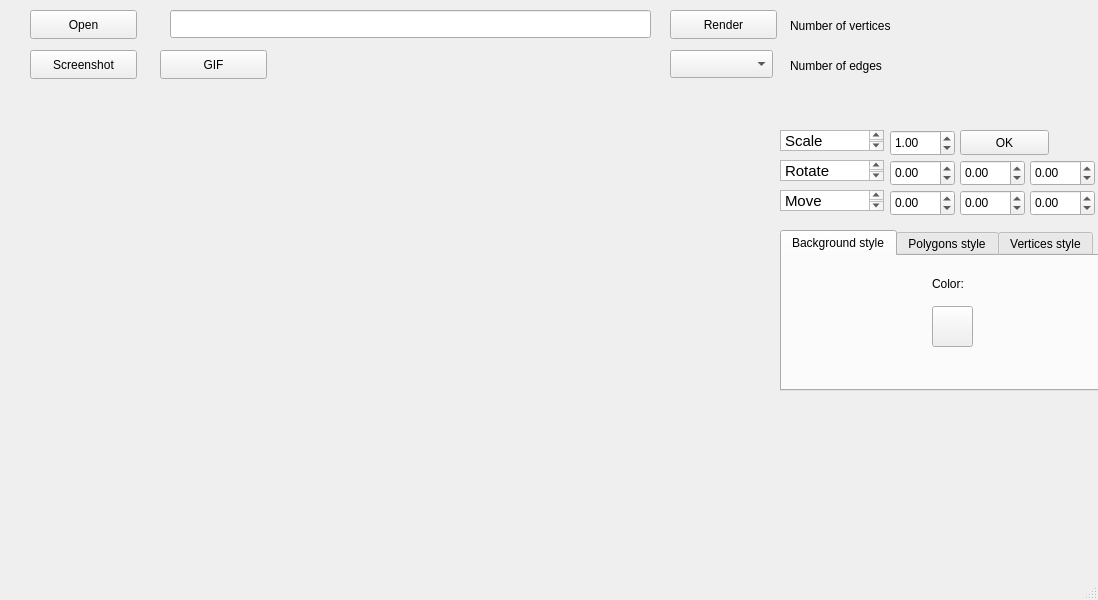
Above: src/mainwindow.ui from AlexeyGordiychenko/scp_3DViewer_v1 before the change. Below: the same form after it.
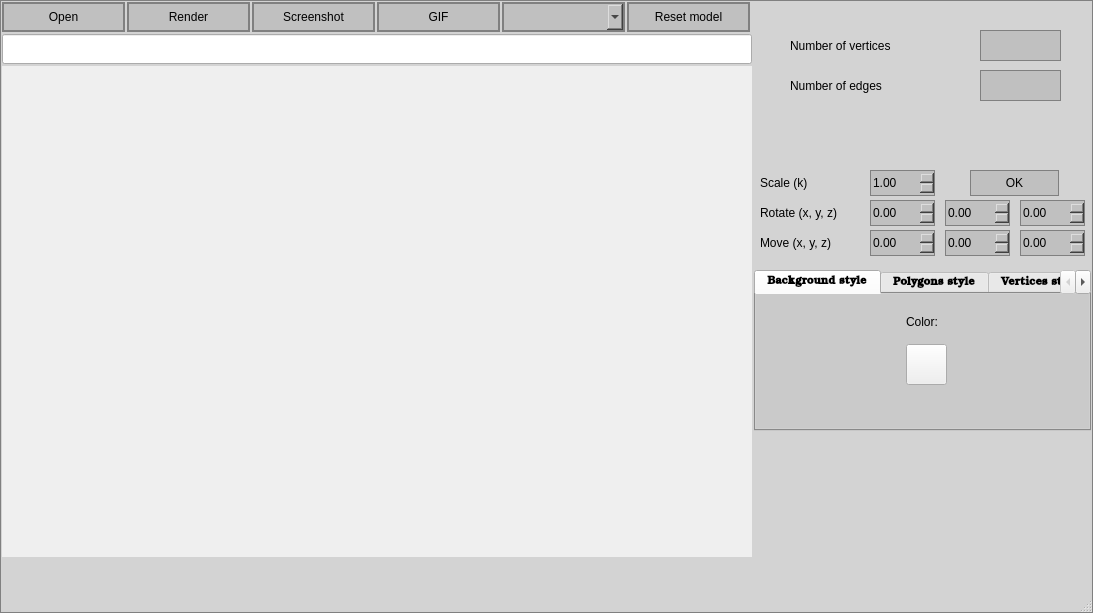
That is the form after the change. The open tabs and pages were chosen to show the change. Custom widgets are drawn as their Qt base class.

Diff of the .ui file:
```diff
--- a/src/mainwindow.ui
+++ b/src/mainwindow.ui
@@ -6,46 +6,90 @@
    <rect>
     <x>0</x>
     <y>0</y>
-    <width>1098</width>
-    <height>600</height>
+    <width>1093</width>
+    <height>613</height>
    </rect>
   </property>
+  <property name="font">
+   <font>
+    <family>Ubuntu</family>
+    <italic>false</italic>
+    <bold>false</bold>
+   </font>
+  </property>
   <property name="windowTitle">
-   <string>MainWindow</string>
+   <string>3D_Viewer</string>
+  </property>
+  <property name="styleSheet">
+   <string notr="true">QMainWindow{
+  background-color: rgb(211, 211, 211);
+  border: 1px solid gray;
+}</string>
+  </property>
+  <property name="iconSize">
+   <size>
+    <width>24</width>
+    <height>10</height>
+   </size>
   </property>
   <widget class="QWidget" name="centralwidget">
+   <property name="enabled">
+    <bool>true</bool>
+   </property>
+   <property name="sizePolicy">
+    <sizepolicy hsizetype="Preferred" vsizetype="Preferred">
+     <horstretch>0</horstretch>
+     <verstretch>0</verstretch>
+    </sizepolicy>
+   </property>
+   <property name="layoutDirection">
+    <enum>Qt::LeftToRight</enum>
+   </property>
+   <property name="styleSheet">
+    <string notr="true"/>
+   </property>
    <widget class="QPushButton" name="openFile">
     <property name="geometry">
      <rect>
-      <x>30</x>
-      <y>10</y>
-      <width>107</width>
-      <height>29</height>
+      <x>2</x>
+      <y>2</y>
+      <width>123</width>
+      <height>30</height>
      </rect>
     </property>
+    <property name="styleSheet">
+     <string notr="true">QPushButton {
+  background-color: rgb(192, 192, 192);
+  border: 2px solid gray;
+}
+QPushButton:pressed {
+    background-color: qlineargradient(x1: 0, y1: 0, x2: 0, y2: 1,
+                                      stop: 0 #BEBEBE, stop: 1 #D7D7D7);
+}</string>
+    </property>
     <property name="text">
      <string>Open</string>
     </property>
    </widget>
-   <widget class="QLineEdit" name="filePath">
-    <property name="geometry">
-     <rect>
-      <x>170</x>
-      <y>10</y>
-      <width>481</width>
-      <height>28</height>
-     </rect>
-    </property>
-   </widget>
    <widget class="QPushButton" name="renderFile">
     <property name="geometry">
      <rect>
-      <x>670</x>
-      <y>10</y>
-      <width>107</width>
-      <height>29</height>
+      <x>127</x>
+      <y>2</y>
+      <width>123</width>
+      <height>30</height>
      </rect>
     </property>
+    <property name="styleSheet">
+     <string notr="true">QPushButton {
+  background-color: rgb(192, 192, 192);
+  border: 2px solid gray;
+}
+QPushButton:pressed {
+    background-color: qlineargradient(x1: 0, y1: 0, x2: 0, y2: 1,
+                                      stop: 0 #BEBEBE, stop: 1 #D7D7D7);
+}</string>
+    </property>
     <property name="text">
      <string>Render</string>
     </property>
@@ -53,10 +97,10 @@
    <widget class="GLWidget" name="openGLWidget" native="true">
     <property name="geometry">
      <rect>
-      <x>30</x>
-      <y>90</y>
-      <width>751</width>
-      <height>451</height>
+      <x>2</x>
+      <y>66</y>
+      <width>750</width>
+      <height>491</height>
      </rect>
     </property>
     <property name="autoFillBackground">
@@ -66,22 +110,38 @@
    <widget class="QComboBox" name="projectionType">
     <property name="geometry">
      <rect>
-      <x>670</x>
-      <y>50</y>
-      <width>103</width>
-      <height>28</height>
+      <x>502</x>
+      <y>2</y>
+      <width>123</width>
+      <height>30</height>
      </rect>
     </property>
+    <property name="styleSheet">
+     <string notr="true">QComboBox {
+  background-color: rgb(192, 192, 192);
+  border: 2px solid gray;
+}
+QPushButton:pressed {
+    background-color: qlineargradient(x1: 0, y1: 0, x2: 0, y2: 1,
+                                      stop: 0 #BEBEBE, stop: 1 #D7D7D7);
+}</string>
+    </property>
    </widget>
    <widget class="QDoubleSpinBox" name="scale_on_k">
     <property name="geometry">
      <rect>
-      <x>890</x>
-      <y>130</y>
+      <x>870</x>
+      <y>170</y>
       <width>65</width>
       <height>26</height>
      </rect>
     </property>
+    <property name="styleSheet">
+     <string notr="true">QDoubleSpinBox{
+  background-color: rgb(192, 192, 192);
+  border: 1px solid gray;
+}</string>
+    </property>
     <property name="minimum">
      <double>-100.000000000000000</double>
     </property>
@@ -92,12 +152,18 @@
    <widget class="QDoubleSpinBox" name="move_on_z">
     <property name="geometry">
      <rect>
-      <x>1030</x>
-      <y>190</y>
+      <x>1020</x>
+      <y>230</y>
       <width>65</width>
       <height>26</height>
      </rect>
     </property>
+    <property name="styleSheet">
+     <string notr="true">QDoubleSpinBox{
+  background-color: rgb(192, 192, 192);
+  border: 1px solid gray;
+}</string>
+    </property>
     <property name="minimum">
      <double>-100.000000000000000</double>
     </property>
@@ -111,12 +177,18 @@
    <widget class="QDoubleSpinBox" name="move_on_x">
     <property name="geometry">
      <rect>
-      <x>890</x>
-      <y>190</y>
+      <x>870</x>
+      <y>230</y>
       <width>65</width>
       <height>26</height>
      </rect>
     </property>
+    <property name="styleSheet">
+     <string notr="true">QDoubleSpinBox{
+  background-color: rgb(192, 192, 192);
+  border: 1px solid gray;
+}</string>
+    </property>
     <property name="minimum">
      <double>-100.000000000000000</double>
     </property>
@@ -127,12 +199,18 @@
    <widget class="QDoubleSpinBox" name="move_on_y">
     <property name="geometry">
      <rect>
-      <x>960</x>
-      <y>190</y>
+      <x>945</x>
+      <y>230</y>
       <width>65</width>
       <height>26</height>
      </rect>
     </property>
+    <property name="styleSheet">
+     <string notr="true">QDoubleSpinBox{
+  background-color: rgb(192, 192, 192);
+  border: 1px solid gray;
+}</string>
+    </property>
     <property name="minimum">
      <double>-100.000000000000000</double>
     </property>
@@ -143,12 +221,18 @@
    <widget class="QDoubleSpinBox" name="rotate_x">
     <property name="geometry">
      <rect>
-      <x>890</x>
-      <y>160</y>
+      <x>870</x>
+      <y>200</y>
       <width>65</width>
       <height>26</height>
      </rect>
     </property>
+    <property name="styleSheet">
+     <string notr="true">QDoubleSpinBox{
+  background-color: rgb(192, 192, 192);
+  border: 1px solid gray;
+}</string>
+    </property>
     <property name="minimum">
      <double>-1000.000000000000000</double>
     </property>
@@ -162,12 +246,22 @@
    <widget class="QPushButton" name="getScreenshot">
     <property name="geometry">
      <rect>
-      <x>30</x>
-      <y>50</y>
-      <width>107</width>
-      <height>29</height>
+      <x>252</x>
+      <y>2</y>
+      <width>123</width>
+      <height>30</height>
      </rect>
     </property>
+    <property name="styleSheet">
+     <string notr="true">QPushButton {
+  background-color: rgb(192, 192, 192);
+  border: 2px solid gray;
+}
+QPushButton:pressed {
+    background-color: qlineargradient(x1: 0, y1: 0, x2: 0, y2: 1,
+                                      stop: 0 #BEBEBE, stop: 1 #D7D7D7);
+}</string>
+    </property>
     <property name="text">
      <string>Screenshot</string>
     </property>
@@ -175,12 +269,22 @@
    <widget class="QPushButton" name="getGIF">
     <property name="geometry">
      <rect>
-      <x>160</x>
-      <y>50</y>
-      <width>107</width>
-      <height>29</height>
+      <x>377</x>
+      <y>2</y>
+      <width>123</width>
+      <height>30</height>
      </rect>
     </property>
+    <property name="styleSheet">
+     <string notr="true">QPushButton {
+  background-color: rgb(192, 192, 192);
+  border: 2px solid gray;
+}
+QPushButton:pressed {
+    background-color: qlineargradient(x1: 0, y1: 0, x2: 0, y2: 1,
+                                      stop: 0 #BEBEBE, stop: 1 #D7D7D7);
+}</string>
+    </property>
     <property name="text">
      <string>GIF</string>
     </property>
@@ -188,12 +292,22 @@
    <widget class="QPushButton" name="pushButton">
     <property name="geometry">
      <rect>
-      <x>960</x>
-      <y>130</y>
+      <x>970</x>
+      <y>170</y>
       <width>89</width>
-      <height>25</height>
+      <height>26</height>
      </rect>
     </property>
+    <property name="styleSheet">
+     <string notr="true">QPushButton {
+  background-color: rgb(192, 192, 192);
+  border: 1px solid gray;
+}
+QPushButton:pressed {
+    background-color: qlineargradient(x1: 0, y1: 0, x2: 0, y2: 1,
+                                      stop: 0 #BEBEBE, stop: 1 #D7D7D7);
+}</string>
+    </property>
     <property name="text">
      <string>OK</string>
     </property>
@@ -201,12 +315,18 @@
    <widget class="QDoubleSpinBox" name="rotate_y">
     <property name="geometry">
      <rect>
-      <x>960</x>
-      <y>160</y>
+      <x>945</x>
+      <y>200</y>
       <width>65</width>
       <height>26</height>
      </rect>
     </property>
+    <property name="styleSheet">
+     <string notr="true">QDoubleSpinBox{
+  background-color: rgb(192, 192, 192);
+  border: 1px solid gray;
+}</string>
+    </property>
     <property name="minimum">
      <double>-1000.000000000000000</double>
     </property>
@@ -220,12 +340,18 @@
    <widget class="QDoubleSpinBox" name="rotate_z">
     <property name="geometry">
      <rect>
-      <x>1030</x>
-      <y>160</y>
+      <x>1020</x>
+      <y>200</y>
       <width>65</width>
       <height>26</height>
      </rect>
     </property>
+    <property name="styleSheet">
+     <string notr="true">QDoubleSpinBox{
+  background-color: rgb(192, 192, 192);
+  border: 1px solid gray;
+}</string>
+    </property>
     <property name="minimum">
      <double>-1000.000000000000000</double>
     </property>
@@ -236,66 +362,21 @@
      <double>0.000000000000000</double>
     </property>
    </widget>
-   <widget class="QTextEdit" name="textEdit">
-    <property name="geometry">
-     <rect>
-      <x>780</x>
-      <y>130</y>
-      <width>104</width>
-      <height>21</height>
-     </rect>
-    </property>
-    <property name="html">
-     <string>&lt;!DOCTYPE HTML PUBLIC &quot;-//W3C//DTD HTML 4.0//EN&quot; &quot;http://www.w3.org/TR/REC-html40/strict.dtd&quot;&gt;
-&lt;html&gt;&lt;head&gt;&lt;meta name=&quot;qrichtext&quot; content=&quot;1&quot; /&gt;&lt;style type=&quot;text/css&quot;&gt;
-p, li { white-space: pre-wrap; }
-&lt;/style&gt;&lt;/head&gt;&lt;body style=&quot; font-family:'Sans Serif'; font-size:9pt; font-weight:400; font-style:normal;&quot;&gt;
-&lt;p style=&quot; margin-top:0px; margin-bottom:0px; margin-left:0px; margin-right:0px; -qt-block-indent:0; text-indent:0px;&quot;&gt;&lt;span style=&quot; font-family:'Ubuntu'; font-size:11pt;&quot;&gt;Scale&lt;/span&gt;&lt;/p&gt;&lt;/body&gt;&lt;/html&gt;</string>
-    </property>
-   </widget>
-   <widget class="QTextEdit" name="textEdit_2">
-    <property name="geometry">
-     <rect>
-      <x>780</x>
-      <y>160</y>
-      <width>104</width>
-      <height>21</height>
-     </rect>
-    </property>
-    <property name="html">
-     <string>&lt;!DOCTYPE HTML PUBLIC &quot;-//W3C//DTD HTML 4.0//EN&quot; &quot;http://www.w3.org/TR/REC-html40/strict.dtd&quot;&gt;
-&lt;html&gt;&lt;head&gt;&lt;meta name=&quot;qrichtext&quot; content=&quot;1&quot; /&gt;&lt;style type=&quot;text/css&quot;&gt;
-p, li { white-space: pre-wrap; }
-&lt;/style&gt;&lt;/head&gt;&lt;body style=&quot; font-family:'Sans Serif'; font-size:9pt; font-weight:400; font-style:normal;&quot;&gt;
-&lt;p style=&quot; margin-top:0px; margin-bottom:0px; margin-left:0px; margin-right:0px; -qt-block-indent:0; text-indent:0px;&quot;&gt;&lt;span style=&quot; font-family:'Ubuntu'; font-size:11pt;&quot;&gt;Rotate&lt;/span&gt;&lt;/p&gt;&lt;/body&gt;&lt;/html&gt;</string>
-    </property>
-   </widget>
-   <widget class="QTextEdit" name="textEdit_3">
-    <property name="geometry">
-     <rect>
-      <x>780</x>
-      <y>190</y>
-      <width>104</width>
-      <height>21</height>
-     </rect>
-    </property>
-    <property name="html">
-     <string>&lt;!DOCTYPE HTML PUBLIC &quot;-//W3C//DTD HTML 4.0//EN&quot; &quot;http://www.w3.org/TR/REC-html40/strict.dtd&quot;&gt;
-&lt;html&gt;&lt;head&gt;&lt;meta name=&quot;qrichtext&quot; content=&quot;1&quot; /&gt;&lt;style type=&quot;text/css&quot;&gt;
-p, li { white-space: pre-wrap; }
-&lt;/style&gt;&lt;/head&gt;&lt;body style=&quot; font-family:'Sans Serif'; font-size:9pt; font-weight:400; font-style:normal;&quot;&gt;
-&lt;p style=&quot; margin-top:0px; margin-bottom:0px; margin-left:0px; margin-right:0px; -qt-block-indent:0; text-indent:0px;&quot;&gt;&lt;span style=&quot; font-family:'Ubuntu'; font-size:11pt;&quot;&gt;Move&lt;/span&gt;&lt;/p&gt;&lt;/body&gt;&lt;/html&gt;</string>
-    </property>
-   </widget>
    <widget class="QLabel" name="numVertices">
     <property name="geometry">
      <rect>
       <x>980</x>
-      <y>10</y>
+      <y>30</y>
       <width>81</width>
       <height>31</height>
      </rect>
     </property>
+    <property name="styleSheet">
+     <string notr="true">QLabel{
+  background-color: rgb(192, 192, 192);
+  border: 1px solid gray;
+}</string>
+    </property>
     <property name="text">
      <string/>
     </property>
@@ -304,11 +385,17 @@
     <property name="geometry">
      <rect>
       <x>980</x>
-      <y>50</y>
+      <y>70</y>
       <width>81</width>
       <height>31</height>
      </rect>
     </property>
+    <property name="styleSheet">
+     <string notr="true">QLabel{
+  background-color: rgb(192, 192, 192);
+  border: 1px solid gray;
+}</string>
+    </property>
     <property name="text">
      <string/>
     </property>
@@ -317,11 +404,16 @@
     <property name="geometry">
      <rect>
       <x>790</x>
-      <y>10</y>
-      <width>171</width>
+      <y>30</y>
+      <width>131</width>
       <height>31</height>
      </rect>
     </property>
+    <property name="styleSheet">
+     <string notr="true">QLabel{
+  background-color: rgb(211, 211, 211);
+}</string>
+    </property>
     <property name="text">
      <string>Number of vertices</string>
     </property>
@@ -330,11 +422,16 @@
     <property name="geometry">
      <rect>
       <x>790</x>
-      <y>50</y>
-      <width>171</width>
+      <y>70</y>
+      <width>131</width>
       <height>31</height>
      </rect>
     </property>
+    <property name="styleSheet">
+     <string notr="true">QLabel{
+  background-color: rgb(211, 211, 211);
+}</string>
+    </property>
     <property name="text">
      <string>Number of edges</string>
     </property>
@@ -342,14 +439,35 @@
    <widget class="QTabWidget" name="tabWidget">
     <property name="geometry">
      <rect>
-      <x>780</x>
-      <y>230</y>
-      <width>351</width>
+      <x>754</x>
+      <y>270</y>
+      <width>337</width>
       <height>161</height>
      </rect>
     </property>
+    <property name="font">
+     <font>
+      <family>URW Bookman</family>
+      <pointsize>8</pointsize>
+      <italic>false</italic>
+      <bold>true</bold>
+     </font>
+    </property>
+    <property name="styleSheet">
+     <string notr="true">QTabWidget {
+  background-color: rgb(192, 192, 192);
+  border: 1px solid gray;
+}
+</string>
+    </property>
     <property name="currentIndex">
-     <number>1</number>
+     <number>0</number>
+    </property>
+    <property name="iconSize">
+     <size>
+      <width>10</width>
+      <height>5</height>
+     </size>
     </property>
     <widget class="QWidget" name="tab">
      <attribute name="title">
@@ -601,6 +719,93 @@
      </widget>
     </widget>
    </widget>
+   <widget class="QLabel" name="numVerticesText_2">
+    <property name="geometry">
+     <rect>
+      <x>760</x>
+      <y>170</y>
+      <width>101</width>
+      <height>26</height>
+     </rect>
+    </property>
+    <property name="styleSheet">
+     <string notr="true">QLabel{
+  background-color: rgb(211, 211, 211);
+}</string>
+    </property>
+    <property name="text">
+     <string>Scale (k)</string>
+    </property>
+   </widget>
+   <widget class="QLabel" name="rotate_text">
+    <property name="geometry">
+     <rect>
+      <x>760</x>
+      <y>200</y>
+      <width>101</width>
+      <height>26</height>
+     </rect>
+    </property>
+    <property name="styleSheet">
+     <string notr="true">QLabel{
+  background-color: rgb(211, 211, 211);
+}</string>
+    </property>
+    <property name="text">
+     <string>Rotate (x, y, z)</string>
+    </property>
+   </widget>
+   <widget class="QLabel" name="numVerticesText_4">
+    <property name="geometry">
+     <rect>
+      <x>760</x>
+      <y>230</y>
+      <width>101</width>
+      <height>26</height>
+     </rect>
+    </property>
+    <property name="styleSheet">
+     <string notr="true">QLabel{
+  background-color: rgb(211, 211, 211);
+}</string>
+    </property>
+    <property name="text">
+     <string>Move (x, y, z)</string>
+    </property>
+   </widget>
+   <widget class="QLineEdit" name="filePath">
+    <property name="geometry">
+     <rect>
+      <x>2</x>
+      <y>34</y>
+      <width>750</width>
+      <height>30</height>
+     </rect>
+    </property>
+   </widget>
+   <widget class="QPushButton" name="pushButton_2">
+    <property name="geometry">
+     <rect>
+      <x>627</x>
+      <y>2</y>
+      <width>123</width>
+      <height>30</height>
+     </rect>
+    </property>
+    <property name="styleSheet">
+     <string notr="true">QPushButton {
+  background-color: rgb(192, 192, 192);
+  border: 2px solid gray;
+}
+QPushButton:pressed {
+    background-color: qlineargradient(x1: 0, y1: 0, x2: 0, y2: 1,
+                                      stop: 0 #BEBEBE, stop: 1 #D7D7D7);
+}</string>
+    </property>
+    <property name="text">
+     <string>Reset model</string>
+    </property>
+   </widget>
   </widget>
   <widget class="QMenuBar" name="menubar">
    <property name="geometry">
```
Left out of the diff: 10 changed lines with no effect on the pictures.
